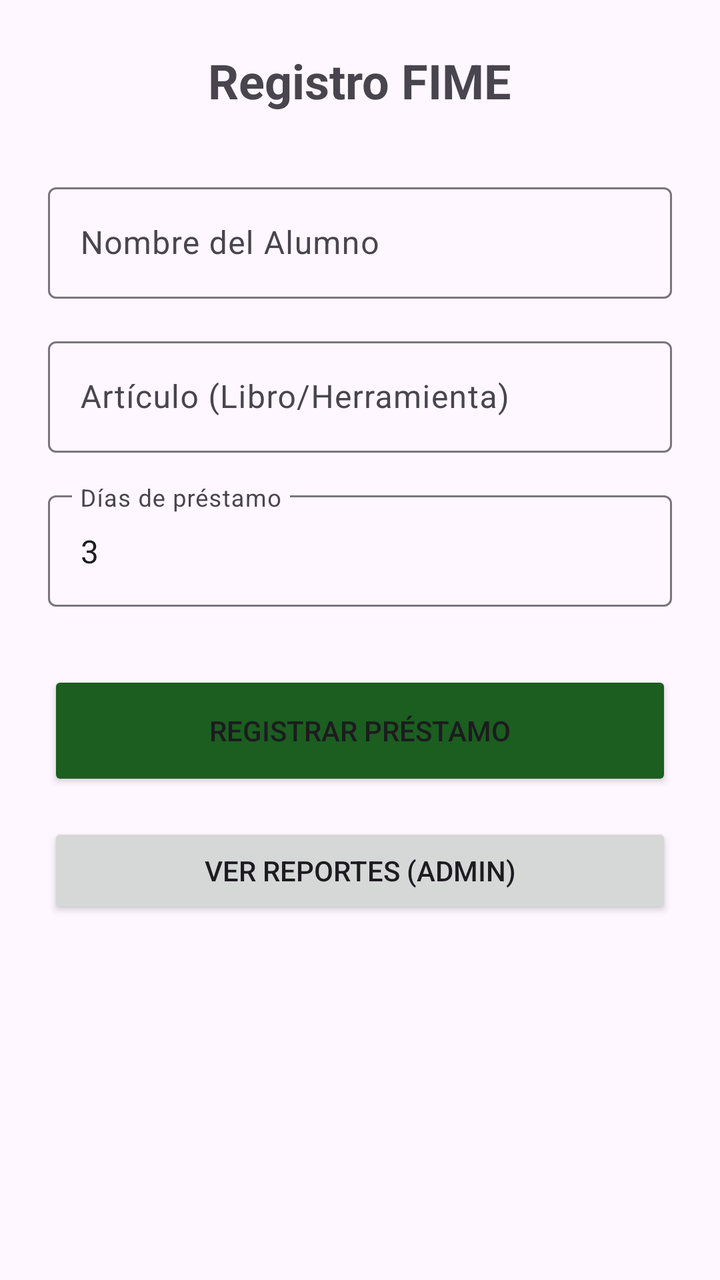
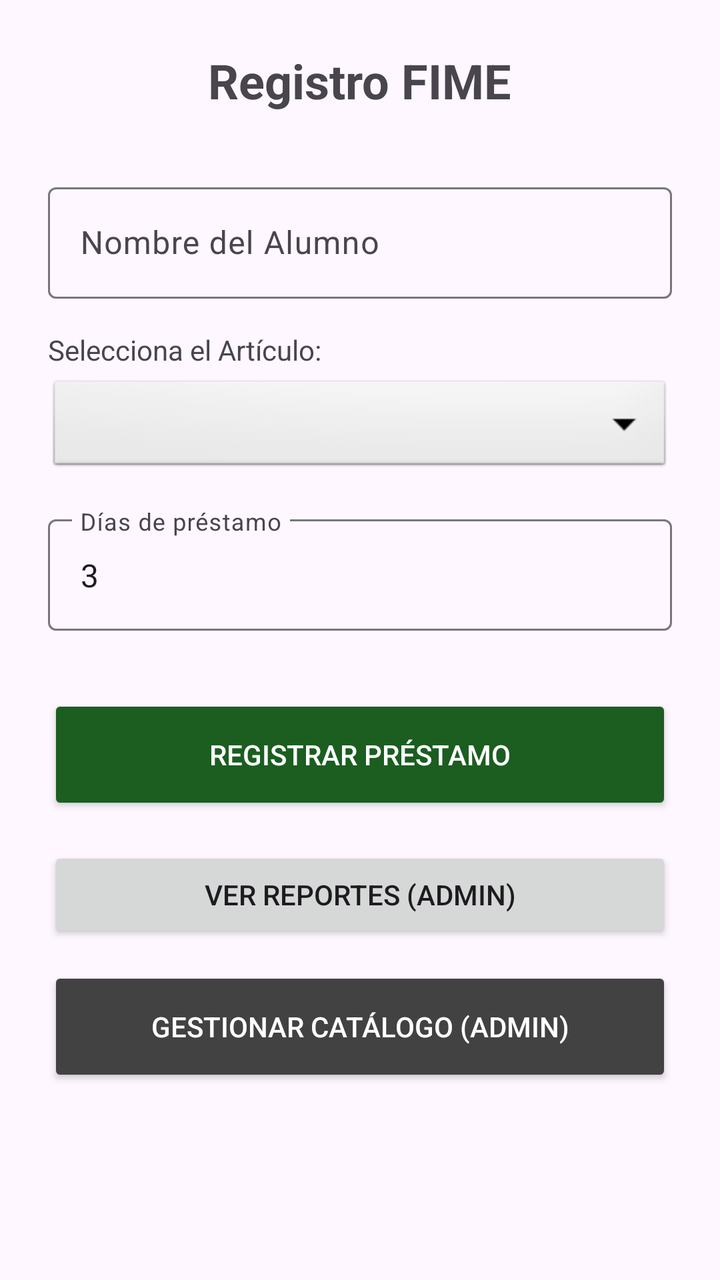

Two renders of the same Android screen: before a commit and after it. Below are the layout's source before the change and the commit's diff.
<!-- AndroidManifest.xml: application theme Theme.PrestamosFime -->
<!-- res/layout/activity_main.xml -->
<?xml version="1.0" encoding="utf-8"?>
<LinearLayout xmlns:android="http://schemas.android.com/apk/res/android"
    xmlns:tools="http://schemas.android.com/tools"
    android:layout_width="match_parent"
    android:layout_height="match_parent"
    android:orientation="vertical"
    android:padding="24dp"
    android:gravity="center_horizontal"
    tools:context=".MainActivity">

    <TextView
        android:layout_width="wrap_content"
        android:layout_height="wrap_content"
        android:text="Registro FIME"
        android:textSize="24sp"
        android:textStyle="bold"
        android:layout_marginBottom="32dp"/>

    <com.google.android.material.textfield.TextInputLayout
        android:layout_width="match_parent"
        android:layout_height="wrap_content"
        android:hint="Nombre del Alumno">
        <com.google.android.material.textfield.TextInputEditText
            android:id="@+id/etNombre"
            android:layout_width="match_parent"
            android:layout_height="wrap_content"/>
    </com.google.android.material.textfield.TextInputLayout>

    <Space android:layout_width="match_parent" android:layout_height="16dp"/>

    <com.google.android.material.textfield.TextInputLayout
        android:layout_width="match_parent"
        android:layout_height="wrap_content"
        android:hint="Artículo (Libro/Herramienta)">
        <com.google.android.material.textfield.TextInputEditText
            android:id="@+id/etArticulo"
            android:layout_width="match_parent"
            android:layout_height="wrap_content"/>
    </com.google.android.material.textfield.TextInputLayout>

    <Space android:layout_width="match_parent" android:layout_height="16dp"/>

    <com.google.android.material.textfield.TextInputLayout
        android:layout_width="match_parent"
        android:layout_height="wrap_content"
        android:hint="Días de préstamo">
        <com.google.android.material.textfield.TextInputEditText
            android:id="@+id/etDias"
            android:layout_width="match_parent"
            android:layout_height="wrap_content"
            android:inputType="number"
            android:text="3"/>
    </com.google.android.material.textfield.TextInputLayout>

    <Space android:layout_width="match_parent" android:layout_height="32dp"/>

    <Button
        android:id="@+id/btnGuardar"
        android:layout_width="match_parent"
        android:layout_height="60dp"
        android:text="Registrar Préstamo"
        android:backgroundTint="#1B5E20"/>

    <Button
        android:id="@+id/btnVerReportes"
        android:layout_width="match_parent"
        android:layout_height="wrap_content"
        android:text="Ver Reportes (Admin)"
        android:layout_marginTop="16dp"/>

</LinearLayout>
<!-- resources referenced by this layout -->
<resources>
  <style name="Theme.PrestamosFime" parent="Base.Theme.PrestamosFime" />
  <style name="Base.Theme.PrestamosFime" parent="Theme.Material3.DayNight.NoActionBar">
          
          
      </style>
</resources>

<!-- the commit's change to res/layout/activity_main.xml (unified diff, before → after) -->
@@ -28,16 +28,18 @@
 
     <Space android:layout_width="match_parent" android:layout_height="16dp"/>
 
-    <com.google.android.material.textfield.TextInputLayout
+    <TextView
         android:layout_width="match_parent"
         android:layout_height="wrap_content"
-        android:hint="Artículo (Libro/Herramienta)">
-        <com.google.android.material.textfield.TextInputEditText
-            android:id="@+id/etArticulo"
-            android:layout_width="match_parent"
-            android:layout_height="wrap_content"/>
-    </com.google.android.material.textfield.TextInputLayout>
+        android:text="Selecciona el Artículo:"
+        android:textSize="14sp"
+        android:layout_marginBottom="4dp"/>
 
+    <Spinner
+        android:id="@+id/spArticulo"
+        android:layout_width="match_parent"
+        android:layout_height="50dp"
+        android:background="@android:drawable/btn_dropdown"/>
     <Space android:layout_width="match_parent" android:layout_height="16dp"/>
 
     <com.google.android.material.textfield.TextInputLayout
@@ -59,13 +61,20 @@
         android:layout_width="match_parent"
         android:layout_height="60dp"
         android:text="Registrar Préstamo"
-        android:backgroundTint="#1B5E20"/>
-
+        android:backgroundTint="#1B5E20"
+        android:textColor="#FFFFFF"/> <Button
+    android:id="@+id/btnVerReportes"
+    android:layout_width="match_parent"
+    android:layout_height="wrap_content"
+    android:text="Ver Reportes (Admin)"
+    android:layout_marginTop="16dp"/>
     <Button
-        android:id="@+id/btnVerReportes"
+        android:id="@+id/btnGestionInventario"
         android:layout_width="match_parent"
-        android:layout_height="wrap_content"
-        android:text="Ver Reportes (Admin)"
-        android:layout_marginTop="16dp"/>
+        android:layout_height="60dp"
+        android:text="Gestionar Catálogo (Admin)"
+        android:layout_marginTop="12dp"
+        android:backgroundTint="#424242"
+        android:textColor="#FFFFFF"/>
 
 </LinearLayout>
